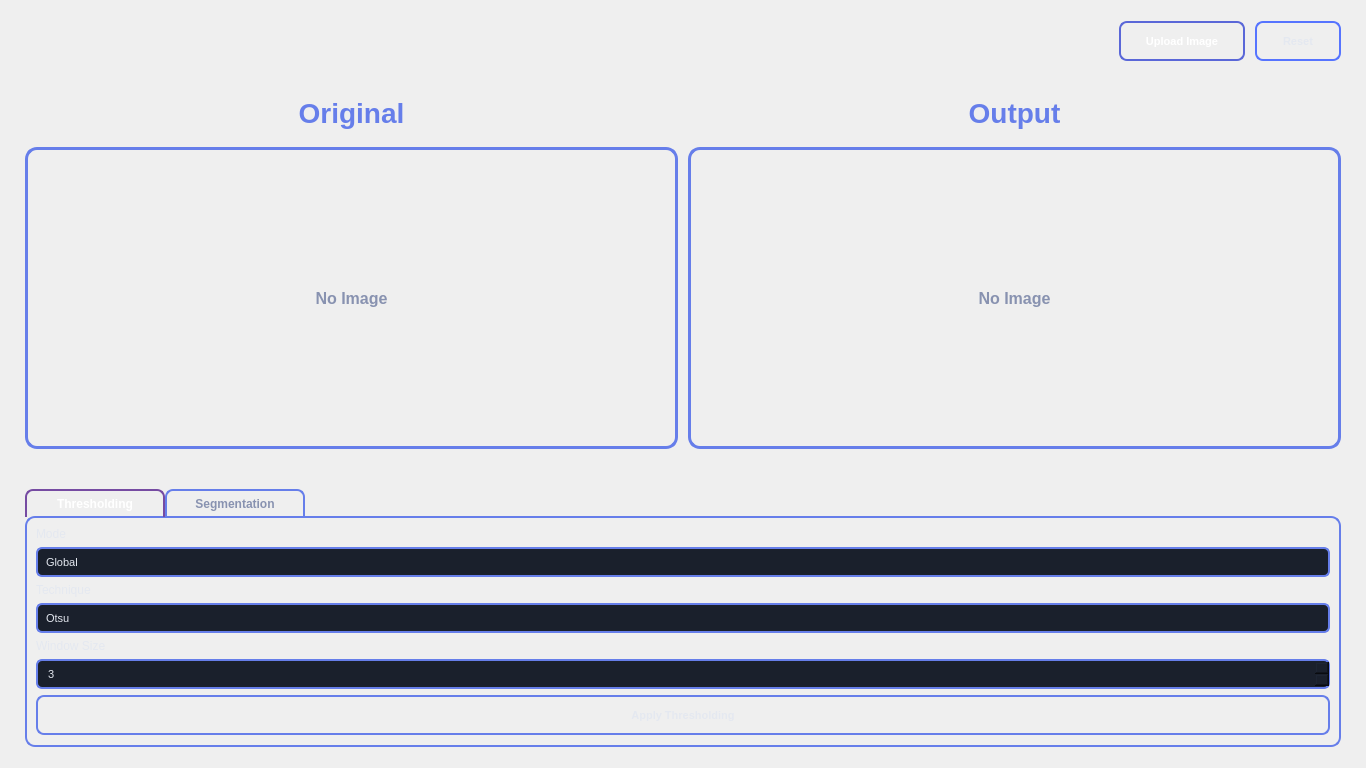
Above: views/main_window.ui from sbme-cv-tasks/Task-4 before the change. Below: the same form after it.
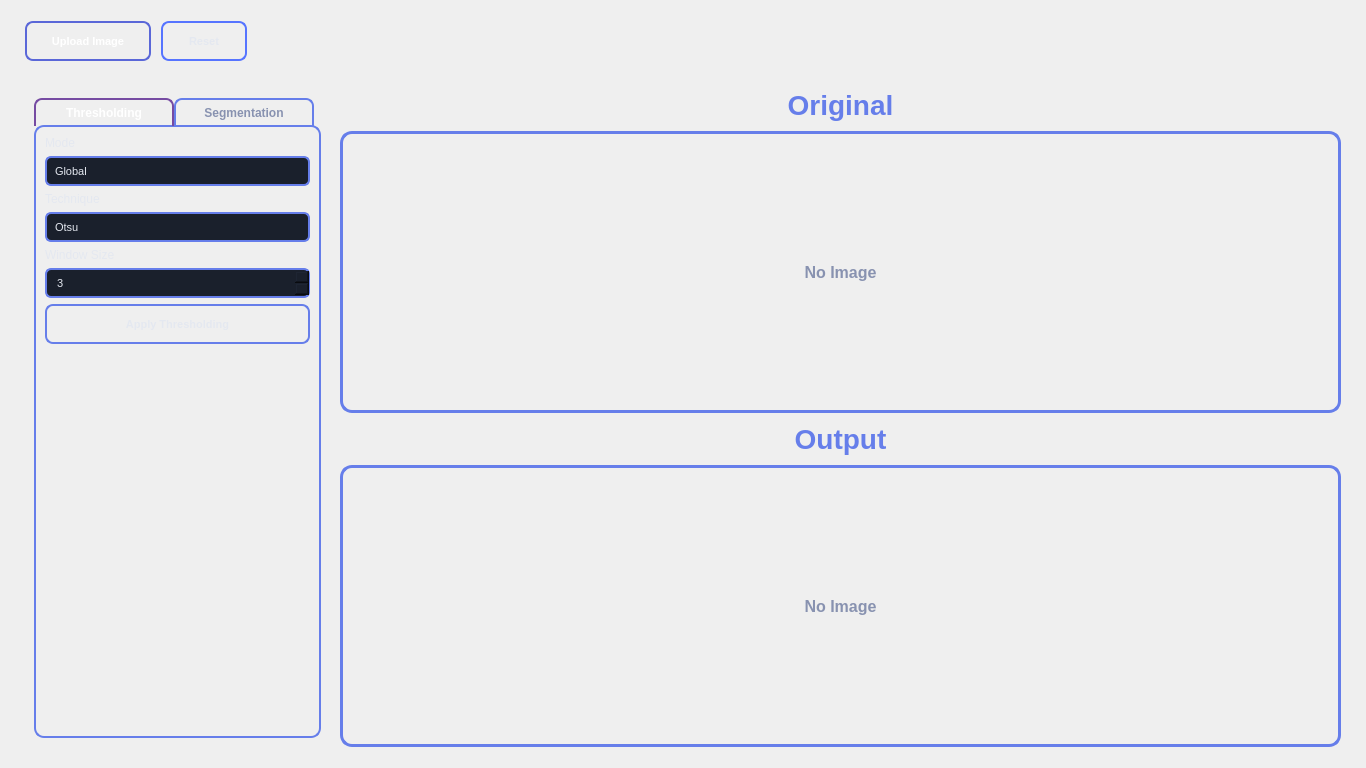
That is the form after the change.

What changed in the file:
```diff
--- a/views/main_window.ui
+++ b/views/main_window.ui
@@ -448,6 +448,20 @@
       <property name="spacing">
        <number>10</number>
       </property>
+      <item>
+       <widget class="QPushButton" name="btnUploadOriginal">
+        <property name="text">
+         <string>Upload Image</string>
+        </property>
+       </widget>
+      </item>
+      <item>
+       <widget class="QPushButton" name="btnReset">
+        <property name="text">
+         <string>Reset</string>
+        </property>
+       </widget>
+      </item>
       <item>
        <spacer name="horizontalSpacer">
         <property name="orientation">
@@ -461,20 +475,6 @@
         </property>
        </spacer>
       </item>
-      <item>
-       <widget class="QPushButton" name="btnUploadOriginal">
-        <property name="text">
-         <string>Upload Image</string>
-        </property>
-       </widget>
-      </item>
-      <item>
-       <widget class="QPushButton" name="btnReset">
-        <property name="text">
-         <string>Reset</string>
-        </property>
-       </widget>
-      </item>
      </layout>
     </widget>
    </item>
@@ -487,12 +487,164 @@
       </sizepolicy>
      </property>
      <widget class="QWidget" name="pageSingleView">
-      <layout class="QVBoxLayout" name="pageSingleViewLayout">
+      <layout class="QHBoxLayout" name="pageSingleViewLayout">
        <property name="spacing">
         <number>10</number>
        </property>
        <item>
-        <layout class="QHBoxLayout" name="singleTitlesRow">
+        <widget class="QStackedWidget" name="parametersStack">
+         <property name="minimumSize">
+          <size>
+           <width>240</width>
+           <height>0</height>
+          </size>
+         </property>
+         <property name="maximumSize">
+          <size>
+           <width>305</width>
+           <height>16777215</height>
+          </size>
+         </property>
+         <widget class="QWidget" name="pageTabView">
+          <layout class="QVBoxLayout" name="pageTabViewLayout">
+           <item>
+            <widget class="QTabWidget" name="tabs">
+             <property name="currentIndex">
+              <number>0</number>
+             </property>
+             <widget class="QWidget" name="tabThreshold">
+              <attribute name="title">
+               <string>Thresholding</string>
+              </attribute>
+              <layout class="QVBoxLayout" name="tabThresholdLayout">
+               <item>
+                <widget class="QLabel" name="labelThresholdMode">
+                 <property name="text">
+                  <string>Mode</string>
+                 </property>
+                </widget>
+               </item>
+               <item>
+                <widget class="QComboBox" name="comboThresholdMode">
+                 <item>
+                  <property name="text">
+                   <string>Global</string>
+                  </property>
+                 </item>
+                 <item>
+                  <property name="text">
+                   <string>Local</string>
+                  </property>
+                 </item>
+                </widget>
+               </item>
+               <item>
+                <widget class="QLabel" name="labelThresholdTechnique">
+                 <property name="text">
+                  <string>Technique</string>
+                 </property>
+                </widget>
+               </item>
+               <item>
+                <widget class="QComboBox" name="comboThresholdTechnique">
+                 <item>
+                  <property name="text">
+                   <string>Otsu</string>
+                  </property>
+                 </item>
+                 <item>
+                  <property name="text">
+                   <string>Spectral</string>
+                  </property>
+                 </item>
+                 <item>
+                  <property name="text">
+                   <string>Optimal</string>
+                  </property>
+                 </item>
+                </widget>
+               </item>
+               <item>
+                <widget class="QLabel" name="labelWindowSize">
+                 <property name="text">
+                  <string>Window Size</string>
+                 </property>
+                </widget>
+               </item>
+               <item>
+                <widget class="QSpinBox" name="windowSize">
+                 <property name="minimum">
+                  <number>3</number>
+                 </property>
+                 <property name="maximum">
+                  <number>51</number>
+                 </property>
+                 <property name="value">
+                  <number>3</number>
+                 </property>
+                </widget>
+               </item>
+               <item>
+                <widget class="QPushButton" name="btnApplyThreshold">
+                 <property name="text">
+                  <string>Apply Thresholding</string>
+                 </property>
+                </widget>
+               </item>
+               <item>
+                <spacer name="verticalSpacerThreshold">
+                 <property name="orientation">
+                  <enum>Qt::Orientation::Vertical</enum>
+                 </property>
+                 <property name="sizeHint" stdset="0">
+                  <size>
+                   <width>20</width>
+                   <height>40</height>
+                  </size>
+                 </property>
+                </spacer>
+               </item>
+              </layout>
+             </widget>
+             <widget class="QWidget" name="tabSegmentation">
+              <attribute name="title">
+               <string>Segmentation</string>
+              </attribute>
+              <layout class="QVBoxLayout" name="tabSegmentationLayout">
+               <item>
+                <widget class="QPushButton" name="btnApplySegmentation">
+                 <property name="text">
+                  <string>Apply Segmentation</string>
+                 </property>
+                </widget>
+               </item>
+               <item>
+                <spacer name="verticalSpacerSegmentation">
+                 <property name="orientation">
+                  <enum>Qt::Orientation::Vertical</enum>
+                 </property>
+                 <property name="sizeHint" stdset="0">
+                  <size>
+                   <width>20</width>
+                   <height>40</height>
+                  </size>
+                 </property>
+                </spacer>
+               </item>
+              </layout>
+             </widget>
+            </widget>
+           </item>
+          </layout>
+         </widget>
+        </widget>
+       </item>
+       <!-- RIGHT AREA: images stacked vertically -->
+       <item>
+        <layout class="QVBoxLayout" name="singleImagesColumn">
+         <property name="spacing">
+          <number>10</number>
+         </property>
          <item>
           <widget class="QLabel" name="lblSingleOriginalTitle">
            <property name="text">
@@ -504,24 +656,13 @@
           </widget>
          </item>
          <item>
-          <widget class="QLabel" name="lblSingleOutputTitle">
-           <property name="text">
-            <string>Output</string>
-           </property>
-           <property name="alignment">
-            <set>Qt::AlignmentFlag::AlignCenter</set>
-           </property>
-          </widget>
-         </item>
-        </layout>
-       </item>
-       <item>
-        <layout class="QHBoxLayout" name="singleImageRow">
-         <property name="spacing">
-          <number>10</number>
-         </property>
-         <item>
           <widget class="QFrame" name="leftImageFrame">
+           <property name="sizePolicy">
+            <sizepolicy hsizetype="Expanding" vsizetype="Expanding">
+             <horstretch>0</horstretch>
+             <verstretch>1</verstretch>
+            </sizepolicy>
+           </property>
            <layout class="QVBoxLayout" name="leftImageLayout">
             <property name="leftMargin">
              <number>8</number>
@@ -539,8 +680,8 @@
              <widget class="QLabel" name="lblOriginal">
               <property name="minimumSize">
                <size>
-                <width>540</width>
-                <height>280</height>
+                <width>0</width>
+                <height>200</height>
                </size>
               </property>
               <property name="text">
@@ -554,8 +695,24 @@
            </layout>
           </widget>
          </item>
+         <item>
+          <widget class="QLabel" name="lblSingleOutputTitle">
+           <property name="text">
+            <string>Output</string>
+           </property>
+           <property name="alignment">
+            <set>Qt::AlignmentFlag::AlignCenter</set>
+           </property>
+          </widget>
+         </item>
          <item>
           <widget class="QFrame" name="rightImageFrame">
+           <property name="sizePolicy">
+            <sizepolicy hsizetype="Expanding" vsizetype="Expanding">
+             <horstretch>0</horstretch>
+             <verstretch>1</verstretch>
+            </sizepolicy>
+           </property>
            <layout class="QVBoxLayout" name="rightImageLayout">
             <property name="leftMargin">
              <number>8</number>
@@ -573,8 +730,8 @@
              <widget class="QLabel" name="lblProcessed">
               <property name="minimumSize">
                <size>
-                <width>540</width>
-                <height>280</height>
+                <width>0</width>
+                <height>200</height>
                </size>
               </property>
               <property name="text">
@@ -952,158 +1109,7 @@
      </widget>
     </widget>
    </item>
-   <item>
-    <widget class="QFrame" name="hDivider">
-     <property name="minimumSize">
-      <size>
-       <width>0</width>
-       <height>2</height>
-      </size>
-     </property>
-     <property name="maximumSize">
-      <size>
-       <width>16777215</width>
-       <height>2</height>
-      </size>
-     </property>
-    </widget>
-   </item>
-   <item>
-    <widget class="QStackedWidget" name="parametersStack">
-     <widget class="QWidget" name="pageTabView">
-      <layout class="QVBoxLayout" name="pageTabViewLayout">
-       <item>
-        <widget class="QTabWidget" name="tabs">
-         <property name="currentIndex">
-          <number>0</number>
-         </property>
-         <widget class="QWidget" name="tabThreshold">
-          <attribute name="title">
-           <string>Thresholding</string>
-          </attribute>
-          <layout class="QVBoxLayout" name="tabThresholdLayout">
-           <item>
-            <widget class="QLabel" name="labelThresholdMode">
-             <property name="text">
-              <string>Mode</string>
-             </property>
-            </widget>
-           </item>
-           <item>
-            <widget class="QComboBox" name="comboThresholdMode">
-             <item>
-              <property name="text">
-               <string>Global</string>
-              </property>
-             </item>
-             <item>
-              <property name="text">
-               <string>Local</string>
-              </property>
-             </item>
-            </widget>
-           </item>
-           <item>
-            <widget class="QLabel" name="labelThresholdTechnique">
-             <property name="text">
-              <string>Technique</string>
-             </property>
-            </widget>
-           </item>
-           <item>
-            <widget class="QComboBox" name="comboThresholdTechnique">
-             <item>
-              <property name="text">
-               <string>Otsu</string>
-              </property>
-             </item>
-             <item>
-              <property name="text">
-               <string>Spectral</string>
-              </property>
-             </item>
-             <item>
-              <property name="text">
-               <string>Optimal</string>
-              </property>
-             </item>
-            </widget>
-           </item>
-           <item>
-            <widget class="QLabel" name="labelWindowSize">
-             <property name="text">
-              <string>Window Size</string>
-             </property>
-            </widget>
-           </item>
-           <item>
-            <widget class="QSpinBox" name="windowSize">
-             <property name="minimum">
-              <number>3</number>
-             </property>
-             <property name="maximum">
-              <number>51</number>
-             </property>
-             <property name="value">
-              <number>3</number>
-             </property>
-            </widget>
-           </item>
-           <item>
-            <widget class="QPushButton" name="btnApplyThreshold">
-             <property name="text">
-              <string>Apply Thresholding</string>
-             </property>
-            </widget>
-           </item>
-           <item>
-            <spacer name="verticalSpacerThreshold">
-             <property name="orientation">
-              <enum>Qt::Orientation::Vertical</enum>
-             </property>
-             <property name="sizeHint" stdset="0">
-              <size>
-               <width>20</width>
-               <height>40</height>
-              </size>
-             </property>
-            </spacer>
-           </item>
-          </layout>
-         </widget>
-         <widget class="QWidget" name="tabSegmentation">
-          <attribute name="title">
-           <string>Segmentation</string>
-          </attribute>
-          <layout class="QVBoxLayout" name="tabSegmentationLayout">
-           <item>
-            <widget class="QPushButton" name="btnApplySegmentation">
-             <property name="text">
-              <string>Apply Segmentation</string>
-             </property>
-            </widget>
-           </item>
-           <item>
-            <spacer name="verticalSpacerSegmentation">
-             <property name="orientation">
-              <enum>Qt::Orientation::Vertical</enum>
-             </property>
-             <property name="sizeHint" stdset="0">
-              <size>
-               <width>20</width>
-               <height>40</height>
-              </size>
-             </property>
-            </spacer>
-           </item>
-          </layout>
-         </widget>
-        </widget>
-       </item>
-      </layout>
-     </widget>
-    </widget>
-   </item>
+
   </layout>
  </widget>
  <resources/>
```
Left out of the diff: 9 changed lines with no effect on the pictures.
